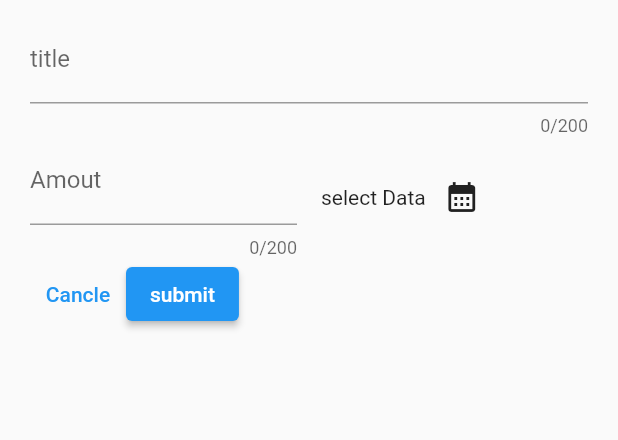
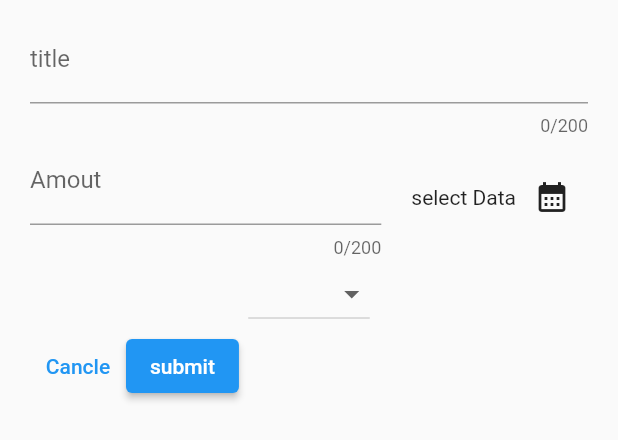
Before and after one commit to jayednahain/Expense-Tracker, a Flutter app: the AddNewExpenseWidget widget shown alone on an empty page, opened directly, on a phone screen of 412 x 824 dp. Shown: the top 440 px of the screen. Run offline on Flutter 3.47's test engine with Material 2 defaults, Android fonts, the light colour scheme and no system bars.

Commit message:
115: - complete : expense category added

```diff
--- a/lib/Widgets/AddNewExpenseWidget.dart
+++ b/lib/Widgets/AddNewExpenseWidget.dart
@@ -1,3 +1,4 @@
+import 'package:expencetracker/Models/Enums.dart';
 import 'package:expencetracker/Models/ExpenseModal.dart';
 import 'package:flutter/material.dart';
 import 'package:flutter/services.dart';
@@ -15,6 +16,9 @@ class _AddNewExpenseWidgetState extends State<AddNewExpenseWidget> {
   //109:
   final _titleInputFieldController = TextEditingController();
   final _amountInputFieldController = TextEditingController();
+  // ExpenseCategory  _selectedCategory = ExpenseCategory.travel;
+  ExpenseCategory?  _selectedCategory;
+
   //114
   DateTime? _selectedDate;
 
@@ -46,6 +50,57 @@ class _AddNewExpenseWidgetState extends State<AddNewExpenseWidget> {
     super.dispose();
   }
 
+  Widget _renderAmountAndDate(){
+    return Row(
+      mainAxisAlignment: MainAxisAlignment.spaceBetween,
+      // crossAxisAlignment: CrossAxisAlignment.end,
+      children: [
+        Expanded(
+            child: TextField(
+              //109:
+              inputFormatters: [ FilteringTextInputFormatter.allow(RegExp("[0-9]"))],
+              keyboardType: TextInputType.number,
+              controller: _amountInputFieldController,
+              maxLength: 200,
+              decoration: const InputDecoration(
+                  prefixText: '\$ ',
+                  label: Text("Amout")
+              ),
+            )
+        ),
+        const SizedBox(width: 20),
+        Row(
+          mainAxisAlignment: MainAxisAlignment.spaceBetween,
+          children: [
+            //114
+            Text(_selectedDate == null ?  "select Data" : DateFormatter.format(_selectedDate!)),
+            IconButton(
+                onPressed: (){_showDatePicker();},
+                icon:const Icon(Icons.calendar_month) )
+          ],
+        )
+      ],
+    );
+  }
+  Widget _renderDropDownButton(){
+    return DropdownButton(
+      value: _selectedCategory ,
+        items: ExpenseCategory.values.map((category) =>
+            DropdownMenuItem(
+              value: category,
+            child:Text(category.name.toUpperCase())
+        )
+        ).toList(),
+        onChanged: (value){
+        if(value == null){
+          return;
+        }
+        setState(() {
+          _selectedCategory =value;
+        });
+        });
+  }
+
   @override
   Widget build(BuildContext context) {
     return Padding(
@@ -62,39 +117,17 @@ class _AddNewExpenseWidgetState extends State<AddNewExpenseWidget> {
               label: Text("title")
             ),
           ),
-          Row(
-            children: [
-              Expanded(
-                  child: TextField(
-                    //109:
-                    inputFormatters: [ FilteringTextInputFormatter.allow(RegExp("[0-9]"))],
-                    keyboardType: TextInputType.number,
-                    controller: _amountInputFieldController,
-                    maxLength: 200,
-                    decoration: const InputDecoration(
-                        prefixText: '\$ ',
-                        label: Text("Amout")
-                    ),
-                  )
-              ),
-              const SizedBox(width: 16),
-              Expanded(child: Row(
-                children: [
-                  //114
-                  Text(_selectedDate == null ?  "select Data" : DateFormatter.format(_selectedDate!)),
-                  IconButton(
-                      onPressed: (){_showDatePicker();},
-                      icon:const Icon(Icons.calendar_month) )
-                ],
-              ))
-            ],
-          ),
+          _renderAmountAndDate(),
+
+          _renderDropDownButton(),
           //108
           Row(
+            // crossAxisAlignment: CrossAxisAlignment.end,
             children: [
               TextButton(onPressed: (){
                 Navigator.pop(context);
               }, child: Text("Cancle")),
+
               ElevatedButton(
                   onPressed: (){
                     print(_titleInputFieldController.text);
```
Also changed, not shown: 1 other file.
